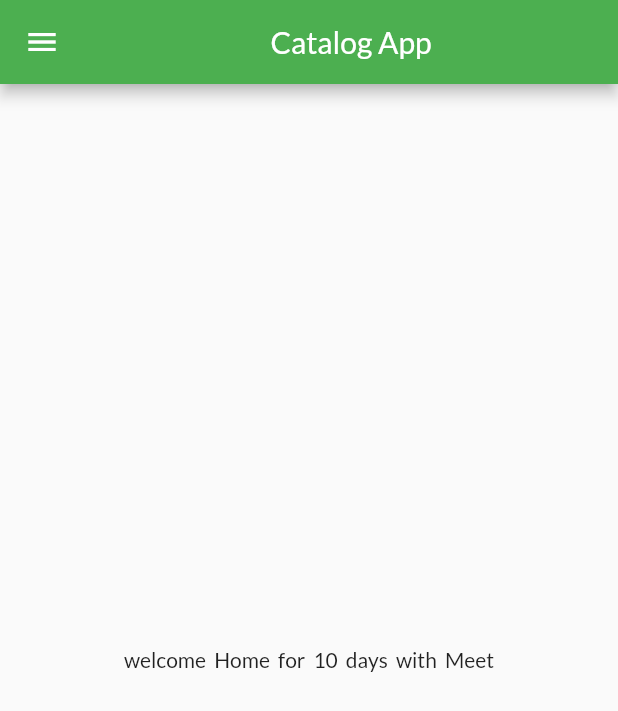
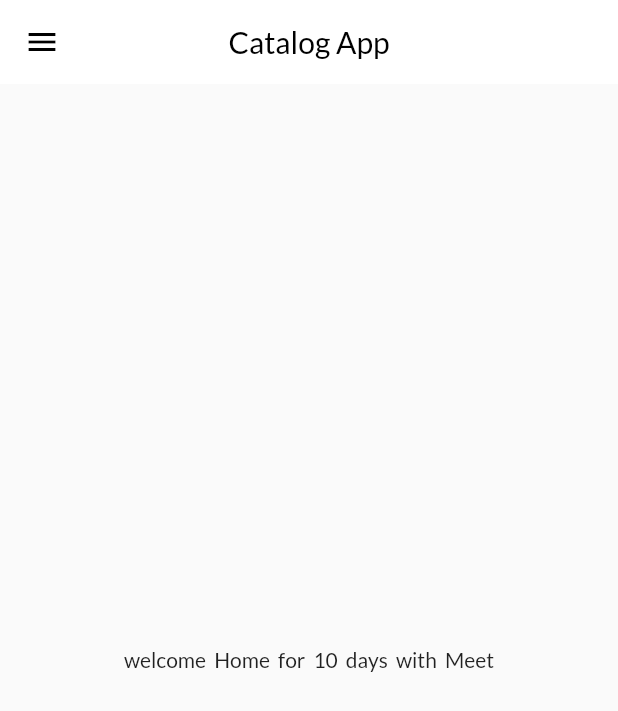
Before and after one commit to Mvasoya/New-App-2, a Flutter app: the screen it shows after launch, on a phone screen of 412 x 824 dp. Shown: the top 711 px of the screen. Run offline on Flutter 3.47's test engine with Material 2 defaults, Android fonts, the phone set to English and light mode, and no system bars; our stand-ins replace google_fonts.

Commit message:
themes extracted

```diff
--- a/lib/main.dart
+++ b/lib/main.dart
@@ -1,8 +1,10 @@
+// ignore_for_file: prefer_const_constructors, deprecated_member_use
 import 'package:flutter/material.dart';
 import 'package:flutter_application_1/pages/login_page.dart';
-import 'package:google_fonts/google_fonts.dart';
 import 'pages/home_page.dart';
 import 'package:flutter_application_1/utils/routes.dart';
+
+import 'widgets/themes.dart';
 void main() {
   runApp(Myapp());
 }
@@ -12,13 +14,8 @@ class Myapp extends StatelessWidget {
   Widget build(BuildContext context) {
     return MaterialApp(
       themeMode: ThemeMode.light,
-      theme: ThemeData(
-        primarySwatch: Colors.green,
-        fontFamily:GoogleFonts.lato().fontFamily,
-        ),
-        darkTheme: ThemeData(
-        brightness: Brightness.dark
-      ),
+      theme: MyTheme.lightTheme(context),
+        darkTheme: MyTheme.darkTheme(context),
       debugShowCheckedModeBanner: false,
       initialRoute:  MyRoutes.homeroute,
       routes: {
--- a/lib/pages/home_page.dart
+++ b/lib/pages/home_page.dart
@@ -1,4 +1,4 @@
-// ignore_for_file: prefer_const_constructors, avoid_unnecessary_containers
+// ignore_for_file: prefer_const_constructors, avoid_unnecessary_containers, prefer_const_declarations, use_key_in_widget_constructors, camel_case_types
 
 import 'package:flutter/material.dart';
 import 'package:flutter_application_1/widgets/drawer.dart';
@@ -11,9 +11,11 @@ class homepage extends StatelessWidget {
 
     return Scaffold(
       appBar: AppBar(
-        title: Center(
-          child: Text("Catalog App")
-          ),
+          centerTitle:true,
+          title: Text("Catalog App",
+          style: TextStyle(
+            color: Colors.black),)
+
       ),
       body: Center(
         child: Container(
--- /dev/null
+++ b/lib/widgets/themes.dart
@@ -0,0 +1,22 @@
+// ignore_for_file: prefer_const_constructors
+
+import 'package:flutter/material.dart';
+import 'package:google_fonts/google_fonts.dart';
+
+
+
+class MyTheme {
+  static ThemeData lightTheme (BuildContext context) => ThemeData(
+        primarySwatch: Colors.green,
+        fontFamily:GoogleFonts.lato().fontFamily,
+        appBarTheme:AppBarTheme(
+          color: Colors.white,
+          elevation: 0.0,
+          iconTheme: IconThemeData(color: Colors.black)
+        )
+        );
+
+         static ThemeData darkTheme (BuildContext context) => ThemeData(
+         brightness: Brightness.dark
+        );
+}
```
